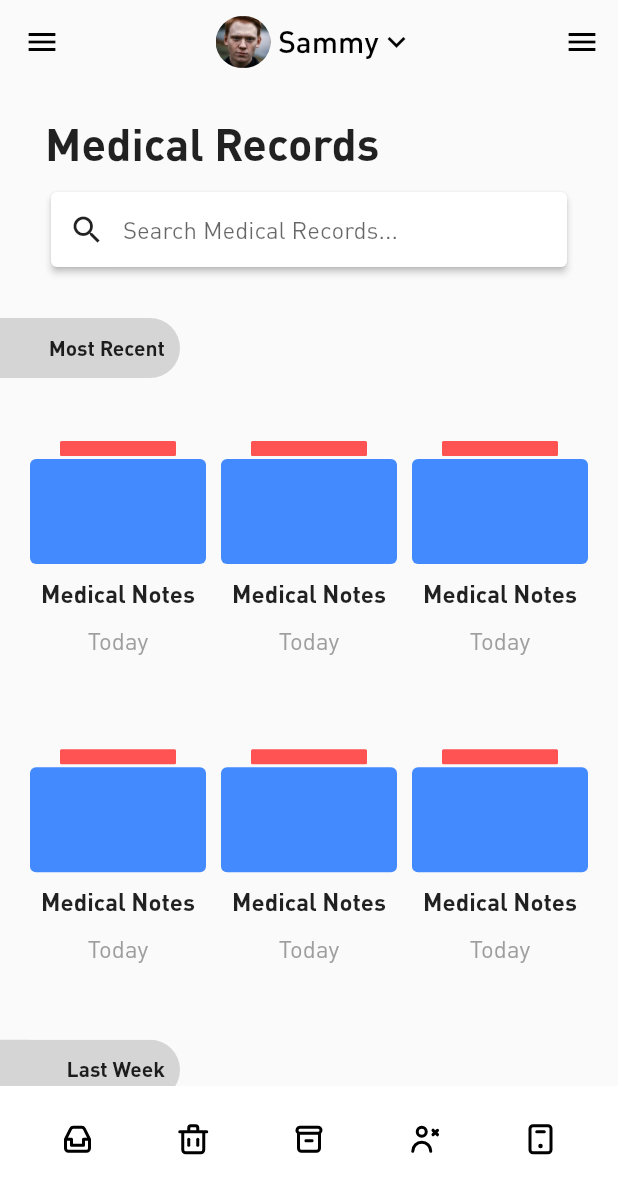
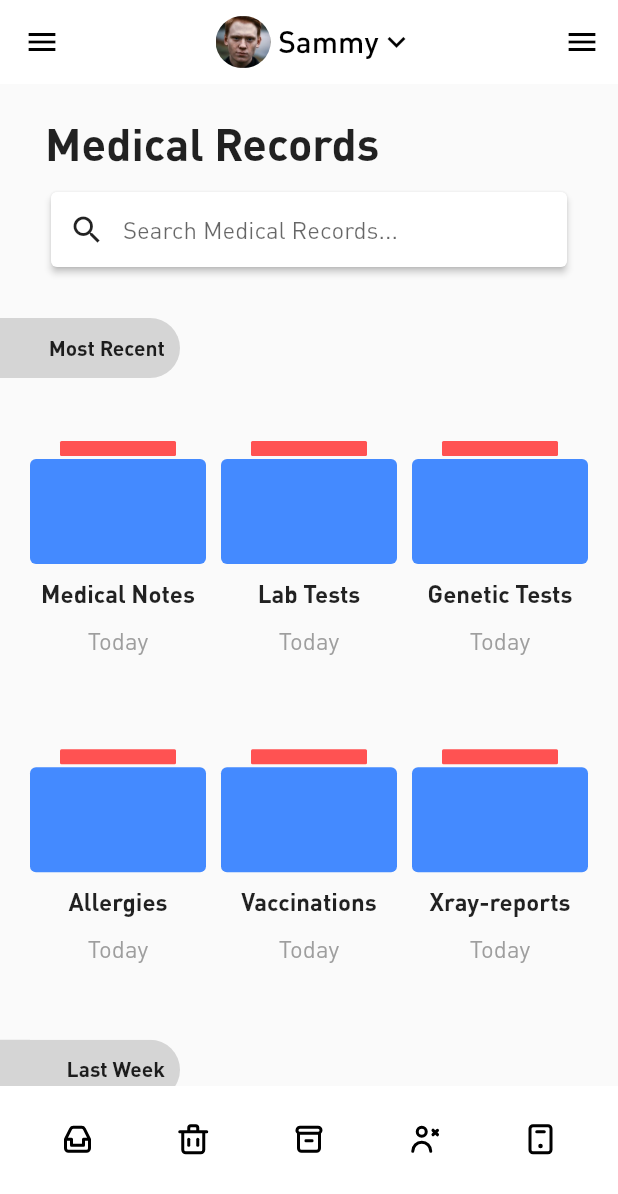
Before and after one commit to chiebuka39/ui_example_1, a Flutter app: the screen it shows after launch, on a phone screen of 412 x 824 dp. Shown: the top 1194 px of the screen. Run offline on Flutter 3.47's test engine with Material 2 defaults, Android fonts, the phone set to English and light mode, and no system bars; our stand-ins replace flutter_svg; missing offline and left inert: custom_navigator.

```diff
--- a/lib/main.dart
+++ b/lib/main.dart
@@ -1,5 +1,7 @@
 import 'package:flutter/material.dart';
+import 'package:provider/provider.dart';
 import 'package:ui_example_1/screens/tab_screen.dart';
+import 'package:ui_example_1/view_models/app_state.dart';
 
 void main() => runApp(MyApp());
 
@@ -9,7 +11,8 @@ class MyApp extends StatelessWidget {
   // This widget is the root of your application.
   @override
   Widget build(BuildContext context) {
-    return MaterialApp(
+    return MultiProvider(
+      child: MaterialApp(
         navigatorKey: mainNavigatorKey,
         debugShowCheckedModeBanner: false,
         title: 'Flutter Demo',
@@ -18,6 +21,9 @@ class MyApp extends StatelessWidget {
           primarySwatch: Colors.blue,
         ),
         home: TabScreen(),
+      ), providers: <SingleChildCloneableWidget>[
+        ChangeNotifierProvider(builder: (_) => AppState(),)
+    ],
     );
   }
 }
--- /dev/null
+++ b/lib/models/record.dart
@@ -0,0 +1,6 @@
+class Record {
+  String name;
+  DateTime date;
+
+  Record({this.name, this.date});
+}
--- a/lib/screens/screen_zero.dart
+++ b/lib/screens/screen_zero.dart
@@ -1,8 +1,11 @@
 import 'package:flutter/material.dart';
+import 'package:provider/provider.dart';
+import 'package:ui_example_1/models/record.dart';
 import 'package:ui_example_1/screens/screen_one.dart';
 import 'dart:math' as math;
 
 import 'package:ui_example_1/screens/screen_two.dart';
+import 'package:ui_example_1/view_models/app_state.dart';
 
 class ScreenZero extends StatefulWidget {
   @override
@@ -11,30 +14,20 @@ class ScreenZero extends StatefulWidget {
 
 class _ScreenZeroState extends State<ScreenZero> {
 
-  List<Record> _records = [
-    Record(name: 'Medical Notes', date: DateTime.now()),
-    Record(name: 'Lab Tests', date: DateTime.now().subtract(Duration(days: 1))),
-    Record(name: 'Genetic Tests', date:  DateTime.now().subtract(Duration(days: 2))),
-    Record(name: 'Allergies', date:  DateTime.now().subtract(Duration(days: 3))),
-    Record(name: 'Vaccinations', date:  DateTime.now().subtract(Duration(days: 4))),
-    Record(name: 'Xray-reports', date:  DateTime.now().subtract(Duration(days: 4))),
-    Record(name: 'Lab Tests', date: DateTime.now().subtract(Duration(days: 10))),
-    Record(name: 'Genetic Tests', date:  DateTime.now().subtract(Duration(days: 11))),
-    Record(name: 'Allergies', date:  DateTime.now().subtract(Duration(days: 11))),
-    Record(name: 'Vaccinations', date:  DateTime.now().subtract(Duration(days: 12))),
-    Record(name: 'Xray-reports', date:  DateTime.now().subtract(Duration(days: 13))),
 
-  ];
 
 
   @override
   Widget build(BuildContext context) {
+    AppState appState = Provider.of<AppState>(context);
     return Scaffold(
         body: CustomScrollView(
       slivers: <Widget>[
         SliverAppBar(
+
+          pinned: true,
           elevation: 0,
-          backgroundColor: Colors.transparent,
+          backgroundColor: Colors.white,
           leading: IconButton(
             icon: Icon(
               Icons.menu,
@@ -164,6 +157,7 @@ class _ScreenZeroState extends State<ScreenZero> {
             ),
             delegate: new SliverChildBuilderDelegate(
                   (BuildContext context, int index) {
+                    Record record = appState.records[index];
                 return InkWell(
                   onTap: (){
                     Navigator.push(context, MaterialPageRoute(builder: (_) => ScreenOne()));
@@ -187,7 +181,7 @@ class _ScreenZeroState extends State<ScreenZero> {
                           ),
                         ),
                         SizedBox(height: 10,),
-                        Text("Medical Notes", style: TextStyle(fontSize: 16, fontWeight: FontWeight.w600),),
+                        Text(record.name, style: TextStyle(fontSize: 16, fontWeight: FontWeight.w600),),
                         SizedBox(height: 10,),
                         Text("Today", style: TextStyle(fontSize: 16, color: Colors.grey),)
                       ],
@@ -238,6 +232,7 @@ class _ScreenZeroState extends State<ScreenZero> {
           ),
           delegate: new SliverChildBuilderDelegate(
                 (BuildContext context, int index) {
+                  Record record = appState.records[index +4];
               return Column(
                 children: <Widget>[
                   new Container(
@@ -256,7 +251,7 @@ class _ScreenZeroState extends State<ScreenZero> {
                     ),
                   ),
                   SizedBox(height: 10,),
-                  Text("Medical Notes", style: TextStyle(fontSize: 16, fontWeight: FontWeight.w600),),
+                  Text(record.name, style: TextStyle(fontSize: 16, fontWeight: FontWeight.w600),),
                   SizedBox(height: 10,),
                   Text("Today", style: TextStyle(fontSize: 16, color: Colors.grey),)
                 ],
@@ -271,11 +266,3 @@ class _ScreenZeroState extends State<ScreenZero> {
     ));
   }
 }
-
-
-class Record {
-  String name;
-  DateTime date;
-
-  Record({this.name, this.date});
-}
--- /dev/null
+++ b/lib/view_models/app_state.dart
@@ -0,0 +1,21 @@
+import 'package:flutter/foundation.dart';
+import 'package:ui_example_1/models/record.dart';
+
+class AppState extends ChangeNotifier{
+
+  List<Record> _records = [
+    Record(name: 'Medical Notes', date: DateTime.now()),
+    Record(name: 'Lab Tests', date: DateTime.now().subtract(Duration(days: 1))),
+    Record(name: 'Genetic Tests', date:  DateTime.now().subtract(Duration(days: 2))),
+    Record(name: 'Allergies', date:  DateTime.now().subtract(Duration(days: 3))),
+    Record(name: 'Vaccinations', date:  DateTime.now().subtract(Duration(days: 4))),
+    Record(name: 'Xray-reports', date:  DateTime.now().subtract(Duration(days: 4))),
+    Record(name: 'Lab Tests', date: DateTime.now().subtract(Duration(days: 10))),
+    Record(name: 'Genetic Tests', date:  DateTime.now().subtract(Duration(days: 11))),
+    Record(name: 'Allergies', date:  DateTime.now().subtract(Duration(days: 11))),
+    Record(name: 'Vaccinations', date:  DateTime.now().subtract(Duration(days: 12))),
+    Record(name: 'Xray-reports', date:  DateTime.now().subtract(Duration(days: 13))),
+  ];
+
+  List<Record> get records => _records;
+}
--- a/pubspec.yaml
+++ b/pubspec.yaml
@@ -25,6 +25,7 @@ dependencies:
   cupertino_icons: ^0.1.2
   flutter_svg: ^0.14.4
   custom_navigator: ^0.3.0
+  provider: ^3.1.0+1
 
 dev_dependencies:
   flutter_test:
```
Lines whose indentation alone changed are shown as unchanged.
